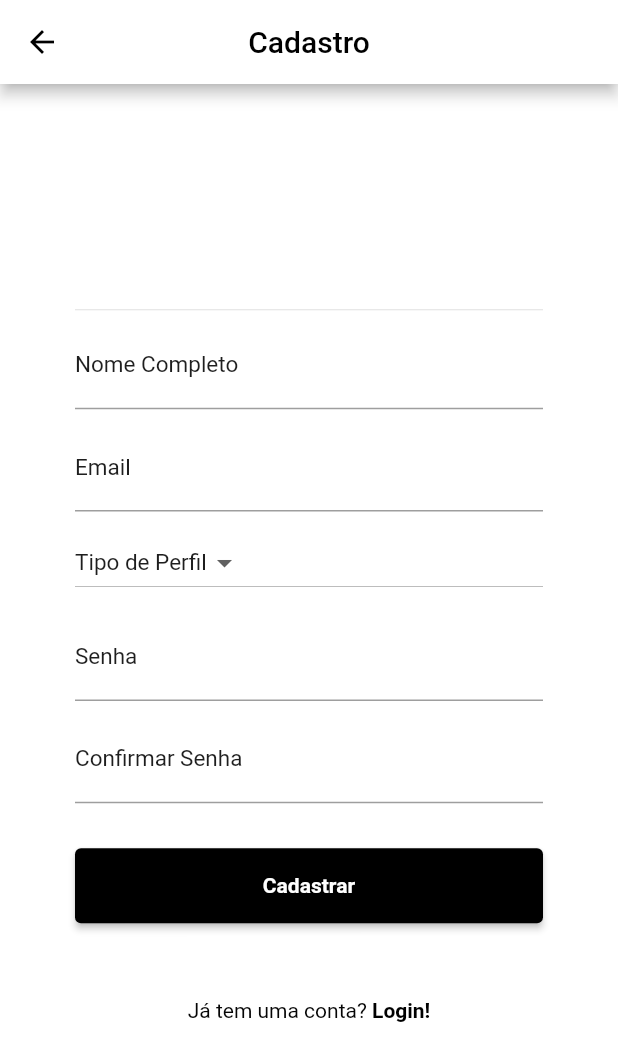
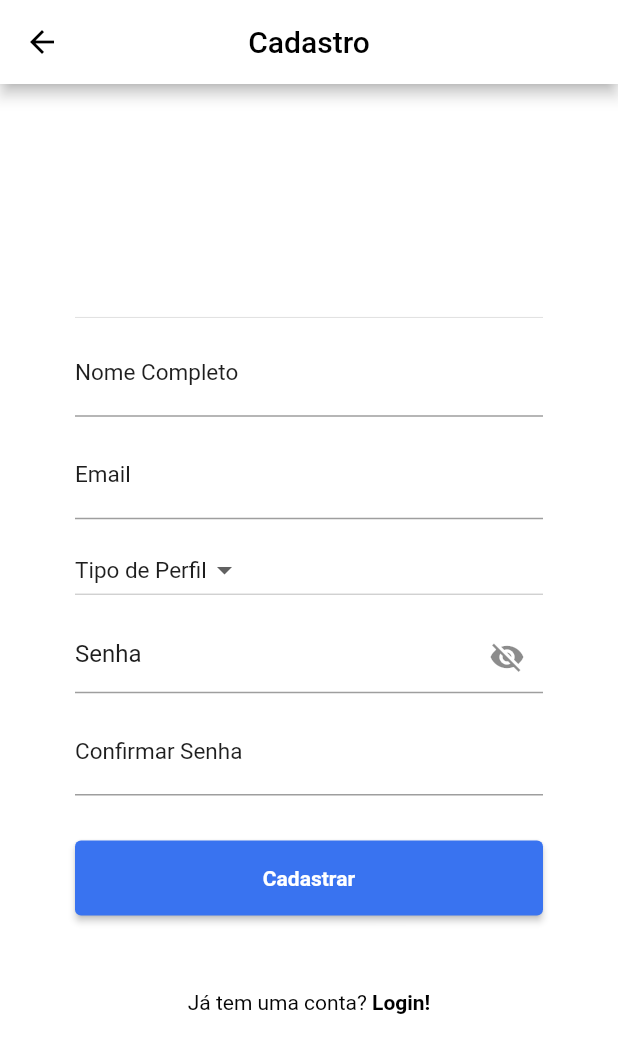
Before and after one commit to celsosoares/ST_Credit, a Flutter app: the SignUpPage screen opened directly, on a phone screen of 412 x 824 dp. Shown: the top 1061 px of the screen. Run offline on Flutter 3.47's test engine with Material 2 defaults, Android fonts, the phone set to English and light mode, and no system bars; our stand-ins replace google_fonts.

Commit message:
Ajustes na tela de cadastro e login para o layout atual

```diff
--- a/lib/pages/signupPage.dart
+++ b/lib/pages/signupPage.dart
@@ -13,6 +13,120 @@
   TextEditingController _senha = TextEditingController();
   TextEditingController _confirmarsenha =
       TextEditingController(); // PasswordValidation
+
+  Widget _buildTextName() {
+    return TextFormField(
+      autofocus: true,
+      keyboardType: TextInputType.text,
+      decoration: InputDecoration(
+          labelText: "Nome Completo",
+          labelStyle:
+              TextStyle(color: Color.fromRGBO(30, 30, 30, 100), fontSize: 15)),
+      validator: (value) {
+        if (value != null && value.isEmpty) {
+          return "O nome é obrigatório";
+        } else if (value != null && value.length > 18) {
+          return "O nome pode ter no máximo 18 caracteres";
+        }
+        return null;
+      },
+    );
+  }
+
+  Widget _buildTextEmail() {
+    return TextFormField(
+      autofocus: true,
+      keyboardType: TextInputType.emailAddress,
+      decoration: InputDecoration(
+          labelText: "Email",
+          labelStyle:
+              TextStyle(color: Color.fromRGBO(30, 30, 30, 100), fontSize: 15)),
+      validator: (value) {
+        if (value != null && value.isEmpty) {
+          return "O email é obrigatório";
+        } else if (value != null &&
+            !RegExp(r"^[a-zA-Z0-9.a-zA-Z0-9.!#$%&'*+-/=?^_`{|}~]+@[a-zA-Z0-9]+\.[a-zA-Z]+")
+                .hasMatch(value)) {
+          return "Insira um email valido";
+        }
+        return null;
+      },
+    );
+  }
+
+  Widget _buildProfileOption() {
+    return Container(
+      width: double.infinity,
+      child: DropdownButton<String>(
+        autofocus: true,
+        value: dropdownValue,
+        items: <String>[
+          'Tipo de Perfil',
+          'Analista',
+          'Cliente',
+        ].map<DropdownMenuItem<String>>((String value) {
+          return DropdownMenuItem<String>(
+            value: value,
+            child: Text(
+              value,
+              style: TextStyle(
+                  color: Color.fromRGBO(30, 30, 30, 100), fontSize: 15),
+            ),
+          );
+        }).toList(),
+        onChanged: (String? newValue) {
+          setState(() {
+            dropdownValue = newValue!;
+          });
+        },
+      ),
+    );
+  }
+
+  bool _passVis = true;
+
+  Widget _buildPassword() {
+    return TextFormField(
+      decoration: InputDecoration(
+        hintText: "Senha",
+        hintStyle: TextStyle(
+          color: Color.fromRGBO(30, 30, 30, 100),
+        ),
+        suffixIcon: IconButton(
+          icon: _passVis ? Icon(Icons.visibility_off) : Icon(Icons.visibility),
+          onPressed: () {
+            setState(() {
+              _passVis = !_passVis;
+            });
+          },
+        ),
+      ),
+      autofocus: true,
+      keyboardType: TextInputType.text,
+      obscureText: _passVis,
+    );
+  }
+
+  Widget _buildRewritePassword() {
+    return TextFormField(
+      controller: _confirmarsenha,
+      autofocus: true,
+      keyboardType: TextInputType.text,
+      obscureText: true,
+      decoration: InputDecoration(
+          labelText: "Confirmar Senha",
+          labelStyle:
+              TextStyle(color: Color.fromRGBO(30, 30, 30, 100), fontSize: 15)),
+      validator: (value) {
+        if (value != null && value.isEmpty) {
+          return "Reinsira a senha";
+        } else if (_senha.text != _confirmarsenha.text) {
+          return "A confirmação de senha não confere";
+        }
+        return null;
+      },
+    );
+  }
 
   String dropdownValue = 'Tipo de Perfil';
 
@@ -46,119 +160,21 @@
                     mainAxisAlignment: MainAxisAlignment.center,
                     children: <Widget>[
                       Divider(),
-                      TextFormField(
-                        autofocus: true,
-                        keyboardType: TextInputType.text,
-                        decoration: InputDecoration(
-                            labelText: "Nome Completo",
-                            labelStyle: TextStyle(
-                                color: Color.fromRGBO(30, 30, 30, 100),
-                                fontSize: 15)),
-                        validator: (value) {
-                          if (value != null && value.isEmpty) {
-                            return "O nome é obrigatório";
-                          } else if (value != null && value.length > 18) {
-                            return "O nome pode ter no máximo 18 caracteres";
-                          }
-                          return null;
-                        },
-                      ),
+                      _buildTextName(),
                       SizedBox(
                         height: 10,
                       ),
-                      TextFormField(
-                        autofocus: true,
-                        keyboardType: TextInputType.emailAddress,
-                        decoration: InputDecoration(
-                            labelText: "Email",
-                            labelStyle: TextStyle(
-                                color: Color.fromRGBO(30, 30, 30, 100),
-                                fontSize: 15)),
-                        validator: (value) {
-                          if (value != null && value.isEmpty) {
-                            return "O email é obrigatório";
-                          } else if (value != null &&
-                              !RegExp(r"^[a-zA-Z0-9.a-zA-Z0-9.!#$%&'*+-/=?^_`{|}~]+@[a-zA-Z0-9]+\.[a-zA-Z]+")
-                                  .hasMatch(value)) {
-                            return "Insira um email valido";
-                          }
-                          return null;
-                        },
-                      ),
+                      _buildTextEmail(),
                       SizedBox(
                         height: 10,
                       ),
-                      Container(
-                        width: double.infinity,
-                        child: DropdownButton<String>(
-                          autofocus: true,
-                          value: dropdownValue,
-                          items: <String>[
-                            'Tipo de Perfil',
-                            'Poupador',
-                            'Conservador',
-                            'Gastador'
-                          ].map<DropdownMenuItem<String>>((String value) {
-                            return DropdownMenuItem<String>(
-                              value: value,
-                              child: Text(
-                                value,
-                                style: TextStyle(
-                                    color: Color.fromRGBO(30, 30, 30, 100),
-                                    fontSize: 15),
-                              ),
-                            );
-                          }).toList(),
-                          onChanged: (String? newValue) {
-                            setState(() {
-                              dropdownValue = newValue!;
-                            });
-                          },
-                        ),
-                      ),
+                      _buildProfileOption(),
                       SizedBox(
                         height: 10,
                       ),
-                      TextFormField(
-                        controller: _senha,
-                        autofocus: true,
-                        keyboardType: TextInputType.text,
-                        obscureText: true,
-                        decoration: InputDecoration(
-                            labelText: "Senha",
-                            labelStyle: TextStyle(
-                                color: Color.fromRGBO(30, 30, 30, 100),
-                                fontSize: 15)),
-                        validator: (value) {
-                          if (value != null && value.isEmpty) {
-                            return "A senha é obrigatória";
-                          } else if (value != null && value.length < 8) {
-                            return "A senha precisa ter no mínimo 9 caracteres";
-                          }
-
-                          return null;
-                        },
-                      ),
+                      _buildPassword(),
                       SizedBox(height: 10),
-                      TextFormField(
-                        controller: _confirmarsenha,
-                        autofocus: true,
-                        keyboardType: TextInputType.text,
-                        obscureText: true,
-                        decoration: InputDecoration(
-                            labelText: "Confirmar Senha",
-                            labelStyle: TextStyle(
-                                color: Color.fromRGBO(30, 30, 30, 100),
-                                fontSize: 15)),
-                        validator: (value) {
-                          if (value != null && value.isEmpty) {
-                            return "Reinsira a senha";
-                          } else if (_senha.text != _confirmarsenha.text) {
-                            return "A confirmação de senha não confere";
-                          }
-                          return null;
-                        },
-                      ),
+                      _buildRewritePassword(),
                       SizedBox(height: 30),
                       Container(
                         height: 50.0,
@@ -166,7 +182,8 @@
                         child: ElevatedButton(
                           child: Text('Cadastrar'),
                           style: ElevatedButton.styleFrom(
-                              backgroundColor: Color.fromARGB(255, 0, 0, 0),
+                              backgroundColor:
+                                  Color.fromARGB(255, 57, 115, 240),
                               textStyle: const TextStyle(
                                   color: Colors.white,
                                   fontStyle: FontStyle.normal,
```
Also changed, not shown: lib/pages/signinPage.dart (+71 -41 lines).
